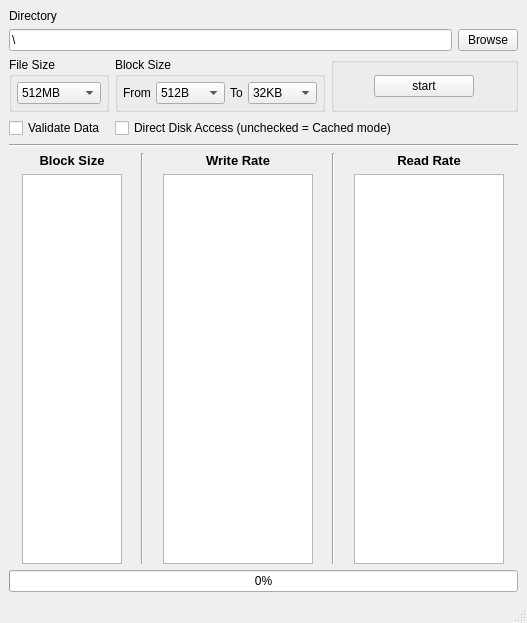
First picture: the form in mainwindow.ui, repository mathieeo/rateCheck, before the edit.
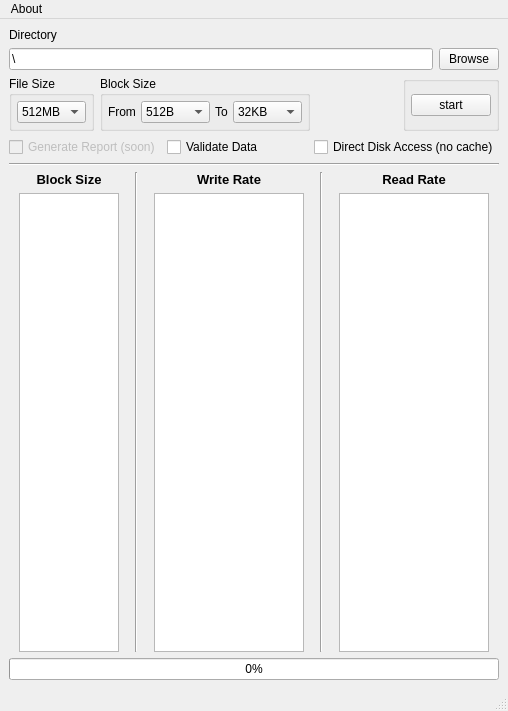
Second picture: the form after the edit.

```diff
--- a/mainwindow.ui
+++ b/mainwindow.ui
@@ -6,8 +6,8 @@
    <rect>
     <x>0</x>
     <y>0</y>
-    <width>527</width>
-    <height>623</height>
+    <width>508</width>
+    <height>711</height>
    </rect>
   </property>
   <property name="windowTitle">
@@ -15,24 +15,45 @@
   </property>
   <widget class="QWidget" name="centralwidget">
    <layout class="QGridLayout" name="gridLayout_2">
-    <item row="3" column="0" colspan="3">
-     <widget class="Line" name="line_3">
-      <property name="orientation">
-       <enum>Qt::Horizontal</enum>
-      </property>
-     </widget>
-    </item>
-    <item row="2" column="1" colspan="2">
+    <item row="1" column="0">
+     <layout class="QHBoxLayout" name="horizontalLayout_5">
+      <item>
+       <widget class="QCheckBox" name="checkBox">
+        <property name="enabled">
+         <bool>false</bool>
+        </property>
+        <property name="text">
+         <string>Generate Report (soon)</string>
+        </property>
+       </widget>
+      </item>
+      <item>
+       <widget class="QCheckBox" name="ValidateDataCheck">
+        <property name="text">
+         <string>Validate Data</string>
+        </property>
+       </widget>
+      </item>
+      <item>
      <widget class="QCheckBox" name="directModeCheckBox">
       <property name="text">
-       <string>Direct Disk Access (unchecked = Cached mode)</string>
+         <string>Direct Disk Access (no cache)</string>
       </property>
       <property name="checked">
        <bool>false</bool>
       </property>
      </widget>
     </item>
-    <item row="4" column="0" colspan="3">
+     </layout>
+    </item>
+    <item row="2" column="0">
+     <widget class="Line" name="line_3">
+      <property name="orientation">
+       <enum>Qt::Horizontal</enum>
+      </property>
+     </widget>
+    </item>
+    <item row="3" column="0">
      <layout class="QHBoxLayout" name="horizontalLayout_2">
       <item>
        <layout class="QVBoxLayout" name="verticalLayout_5">
@@ -152,7 +173,9 @@
       </item>
      </layout>
     </item>
-    <item row="0" column="0" colspan="3">
+    <item row="0" column="0">
+     <layout class="QVBoxLayout" name="verticalLayout_2">
+      <item>
      <layout class="QVBoxLayout" name="verticalLayout">
       <item>
        <widget class="QLabel" name="label_4">
@@ -208,44 +231,9 @@
       </item>
      </layout>
     </item>
-    <item row="1" column="2">
-     <widget class="QGroupBox" name="groupBox_2">
-      <property name="title">
-       <string/>
-      </property>
-      <layout class="QGridLayout" name="gridLayout_3">
-       <property name="leftMargin">
-        <number>5</number>
-       </property>
-       <property name="topMargin">
-        <number>5</number>
-       </property>
-       <property name="rightMargin">
-        <number>5</number>
-       </property>
-       <property name="bottomMargin">
-        <number>5</number>
-       </property>
-       <property name="horizontalSpacing">
-        <number>5</number>
-       </property>
-       <item row="0" column="0">
-        <widget class="QPushButton" name="StartStopButton">
-         <property name="maximumSize">
-          <size>
-           <width>100</width>
-           <height>16777215</height>
-          </size>
-         </property>
-         <property name="text">
-          <string>start</string>
-         </property>
-        </widget>
-       </item>
-      </layout>
-     </widget>
-    </item>
-    <item row="1" column="0">
+      <item>
+       <layout class="QHBoxLayout" name="horizontalLayout_4">
+        <item>
      <widget class="QGroupBox" name="groupBox_3">
       <property name="maximumSize">
        <size>
@@ -343,14 +331,7 @@
       </layout>
      </widget>
     </item>
-    <item row="2" column="0">
-     <widget class="QCheckBox" name="ValidateDataCheck">
-      <property name="text">
-       <string>Validate Data</string>
-      </property>
-     </widget>
-    </item>
-    <item row="1" column="1">
+        <item>
      <widget class="QGroupBox" name="groupBox">
       <property name="title">
        <string>Block Size</string>
@@ -611,7 +592,61 @@
       </layout>
      </widget>
     </item>
-    <item row="5" column="0" colspan="3">
+        <item>
+         <spacer name="horizontalSpacer">
+          <property name="orientation">
+           <enum>Qt::Horizontal</enum>
+          </property>
+          <property name="sizeHint" stdset="0">
+           <size>
+            <width>40</width>
+            <height>20</height>
+           </size>
+          </property>
+         </spacer>
+        </item>
+        <item>
+         <widget class="QGroupBox" name="groupBox_2">
+          <property name="title">
+           <string/>
+          </property>
+          <layout class="QGridLayout" name="gridLayout_3">
+           <property name="leftMargin">
+            <number>5</number>
+           </property>
+           <property name="topMargin">
+            <number>5</number>
+           </property>
+           <property name="rightMargin">
+            <number>5</number>
+           </property>
+           <property name="bottomMargin">
+            <number>5</number>
+           </property>
+           <property name="horizontalSpacing">
+            <number>5</number>
+           </property>
+           <item row="0" column="0">
+            <widget class="QPushButton" name="StartBtn">
+             <property name="maximumSize">
+              <size>
+               <width>100</width>
+               <height>16777215</height>
+              </size>
+             </property>
+             <property name="text">
+              <string>start</string>
+             </property>
+            </widget>
+           </item>
+          </layout>
+         </widget>
+        </item>
+       </layout>
+      </item>
+     </layout>
+    </item>
+    <item row="4" column="0">
      <widget class="QProgressBar" name="progressBar">
       <property name="value">
        <number>0</number>
@@ -625,10 +660,17 @@
     <rect>
      <x>0</x>
      <y>0</y>
-     <width>527</width>
+     <width>508</width>
      <height>22</height>
     </rect>
    </property>
+   <widget class="QMenu" name="menuAbout">
+    <property name="title">
+     <string>About</string>
+    </property>
+    <addaction name="actionWebsite"/>
+   </widget>
+   <addaction name="menuAbout"/>
   </widget>
   <widget class="QStatusBar" name="statusbar"/>
  </widget>
```
Left out of the diff: 7 changed lines with no effect on the pictures. Lines whose indentation alone changed are shown as unchanged.
